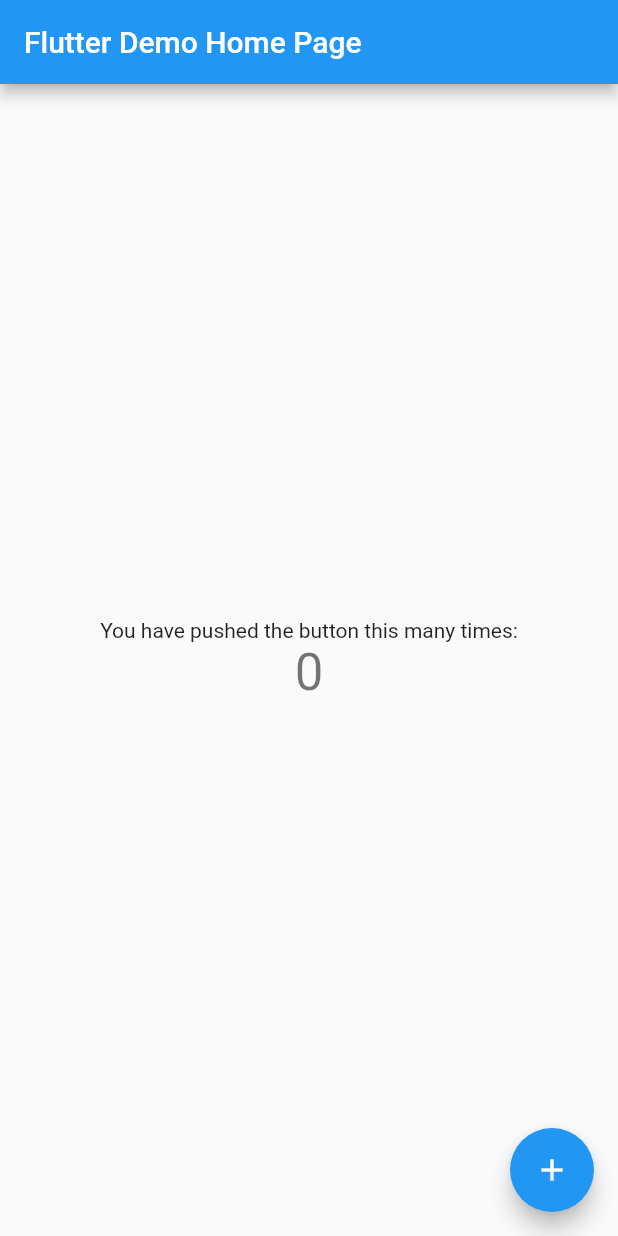
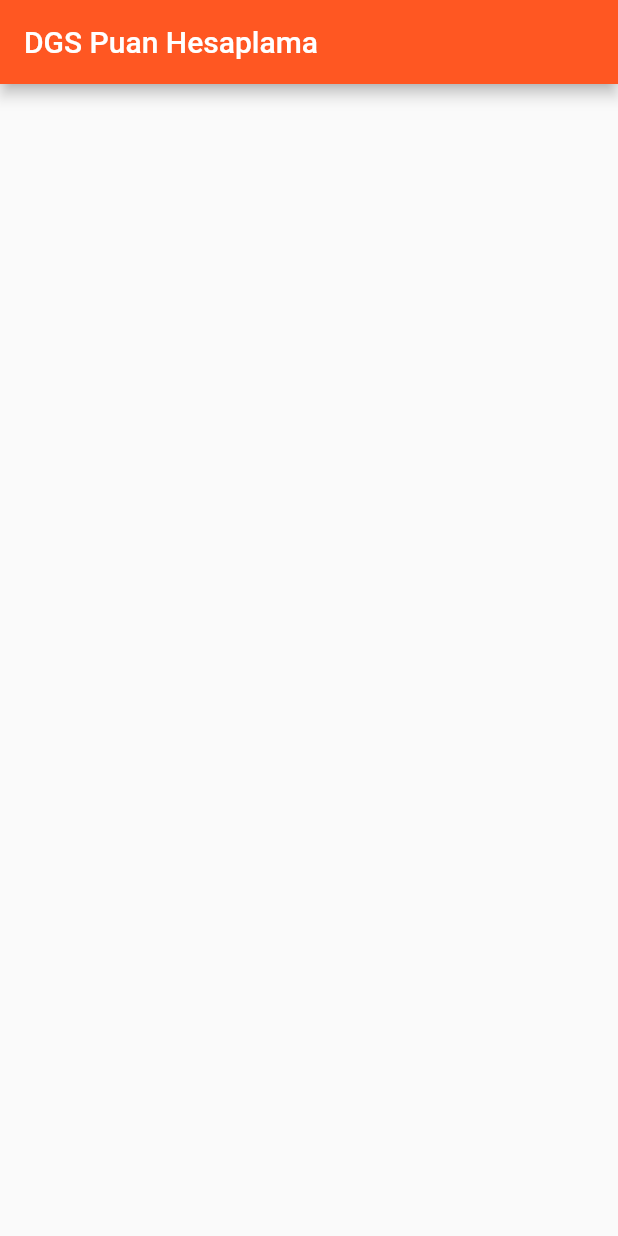
Before and after one commit to Atilla-Barlik/DGS_REHBER, a Flutter app: the screen it shows after launch, on a phone screen of 412 x 824 dp. Run offline on Flutter 3.47's test engine with Material 2 defaults, Android fonts, the phone set to English and light mode, and no system bars.

Commit message:
Proje oluşturuldu

```diff
--- a/lib/main.dart
+++ b/lib/main.dart
@@ -7,109 +7,43 @@
 class MyApp extends StatelessWidget {
   const MyApp({super.key});
 
-  // This widget is the root of your application.
   @override
   Widget build(BuildContext context) {
     return MaterialApp(
-      title: 'Flutter Demo',
+      title: 'DGS REHBER',
       theme: ThemeData(
-        // This is the theme of your application.
-        //
-        // Try running your application with "flutter run". You'll see the
-        // application has a blue toolbar. Then, without quitting the app, try
-        // changing the primarySwatch below to Colors.green and then invoke
-        // "hot reload" (press "r" in the console where you ran "flutter run",
-        // or simply save your changes to "hot reload" in a Flutter IDE).
-        // Notice that the counter didn't reset back to zero; the application
-        // is not restarted.
-        primarySwatch: Colors.blue,
+        primarySwatch: Colors.deepOrange,
       ),
-      home: const MyHomePage(title: 'Flutter Demo Home Page'),
+      home: const Anasayfa(title: 'DGS Puan Hesaplama'),
     );
   }
 }
 
-class MyHomePage extends StatefulWidget {
-  const MyHomePage({super.key, required this.title});
-
-  // This widget is the home page of your application. It is stateful, meaning
-  // that it has a State object (defined below) that contains fields that affect
-  // how it looks.
-
-  // This class is the configuration for the state. It holds the values (in this
-  // case the title) provided by the parent (in this case the App widget) and
-  // used by the build method of the State. Fields in a Widget subclass are
-  // always marked "final".
+class Anasayfa extends StatefulWidget {
+  const Anasayfa({super.key, required this.title});
 
   final String title;
 
   @override
-  State<MyHomePage> createState() => _MyHomePageState();
+  State<Anasayfa> createState() => _AnasayfaState();
 }
 
-class _MyHomePageState extends State<MyHomePage> {
-  int _counter = 0;
-
-  void _incrementCounter() {
-    setState(() {
-      // This call to setState tells the Flutter framework that something has
-      // changed in this State, which causes it to rerun the build method below
-      // so that the display can reflect the updated values. If we changed
-      // _counter without calling setState(), then the build method would not be
-      // called again, and so nothing would appear to happen.
-      _counter++;
-    });
-  }
+class _AnasayfaState extends State<Anasayfa> {
 
   @override
   Widget build(BuildContext context) {
-    // This method is rerun every time setState is called, for instance as done
-    // by the _incrementCounter method above.
-    //
-    // The Flutter framework has been optimized to make rerunning build methods
-    // fast, so that you can just rebuild anything that needs updating rather
-    // than having to individually change instances of widgets.
     return Scaffold(
       appBar: AppBar(
-        // Here we take the value from the MyHomePage object that was created by
-        // the App.build method, and use it to set our appbar title.
         title: Text(widget.title),
       ),
       body: Center(
-        // Center is a layout widget. It takes a single child and positions it
-        // in the middle of the parent.
         child: Column(
-          // Column is also a layout widget. It takes a list of children and
-          // arranges them vertically. By default, it sizes itself to fit its
-          // children horizontally, and tries to be as tall as its parent.
-          //
-          // Invoke "debug painting" (press "p" in the console, choose the
-          // "Toggle Debug Paint" action from the Flutter Inspector in Android
-          // Studio, or the "Toggle Debug Paint" command in Visual Studio Code)
-          // to see the wireframe for each widget.
-          //
-          // Column has various properties to control how it sizes itself and
-          // how it positions its children. Here we use mainAxisAlignment to
-          // center the children vertically; the main axis here is the vertical
-          // axis because Columns are vertical (the cross axis would be
-          // horizontal).
           mainAxisAlignment: MainAxisAlignment.center,
           children: <Widget>[
-            const Text(
-              'You have pushed the button this many times:',
-            ),
-            Text(
-              '$_counter',
-              style: Theme.of(context).textTheme.headlineMedium,
-            ),
-          ],
+
+            ],
         ),
       ),
-      floatingActionButton: FloatingActionButton(
-        onPressed: _incrementCounter,
-        tooltip: 'Increment',
-        child: const Icon(Icons.add),
-      ), // This trailing comma makes auto-formatting nicer for build methods.
     );
   }
 }
```
